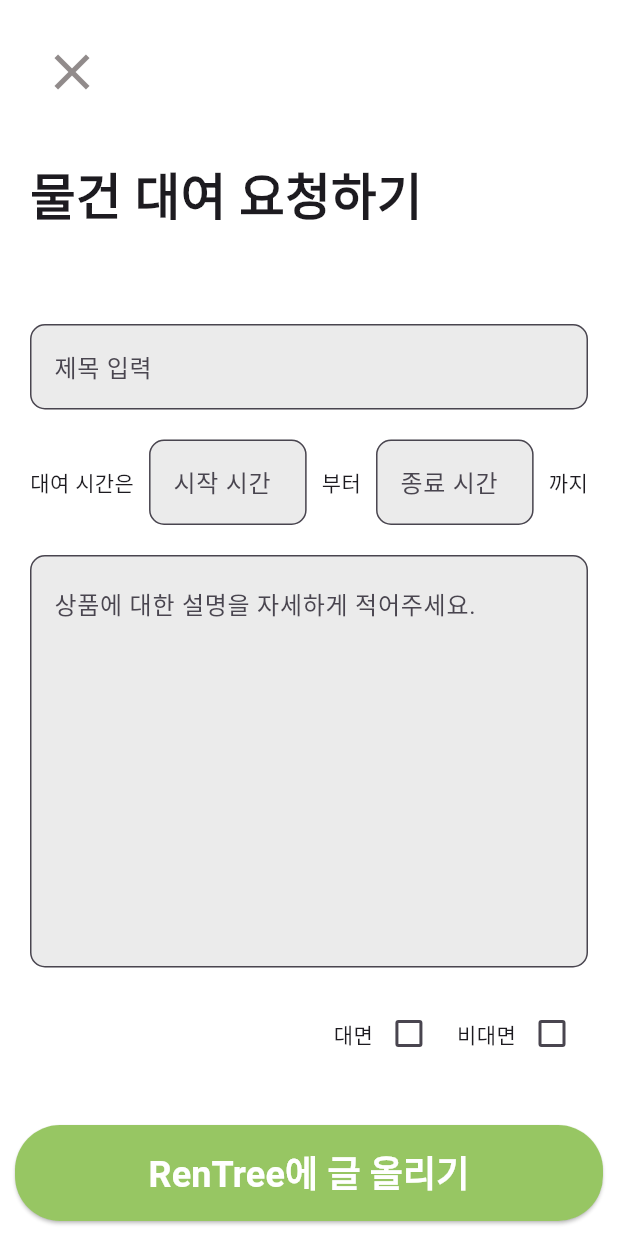
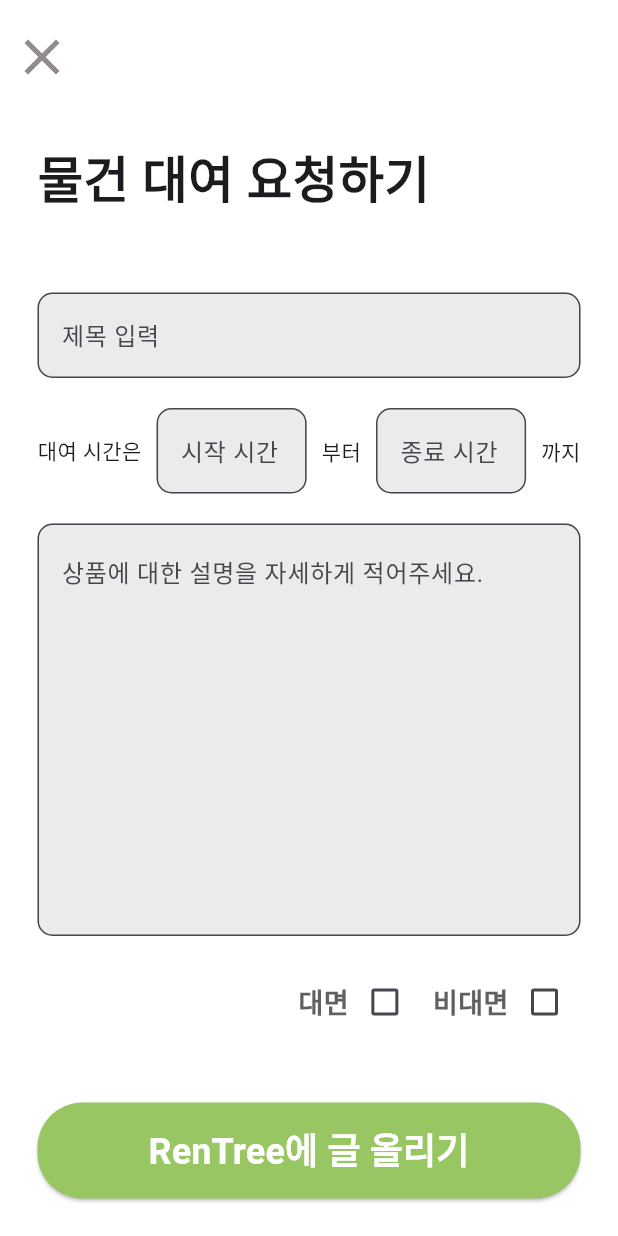
Before and after one commit to bkjm0824/RenTree, a Flutter app: the PostGiveScreen screen opened directly, on a phone screen of 412 x 824 dp. Run offline on Flutter 3.47's test engine with Material 3 defaults, Android fonts, the phone set to English and light mode, and no system bars.

Commit message:
글쓰기 페이지 UI 변경 및 버전 두가지 버튼 선택창 제작

```diff
--- a/lib/screen/post_give.dart
+++ b/lib/screen/post_give.dart
@@ -6,51 +6,43 @@ class PostGiveScreen extends StatefulWidget {
 }
 
 class _PostGiveScreenState extends State<PostGiveScreen> {
-  bool isFaceToFace = false; // 대면 여부 체크박스 상태
-  bool isNonFaceToFace = false; // 비대면 여부 체크박스 상태
+  bool isFaceToFace = false;
+  bool isNonFaceToFace = false;
 
   @override
   Widget build(BuildContext context) {
     return Scaffold(
-      backgroundColor: Colors.white, // 배경색 설정
+      resizeToAvoidBottomInset: false, // 키보드가 올라와도 레이아웃 변경 방지
+      backgroundColor: Colors.white,
       body: GestureDetector(
         onTap: () {
-          // 화면을 터치할 때 키보드를 내린다
-          FocusScope.of(context).unfocus();
+          FocusScope.of(context).unfocus(); // 화면 터치 시 키보드 내리기
         },
         child: SafeArea(
+          child: Stack(
+            children: [
+              Padding(
+                padding: const EdgeInsets.all(25.0),
                 child: Column(
                   children: [
                     Expanded(
                       child: SingleChildScrollView(
                         keyboardDismissBehavior:
-                      ScrollViewKeyboardDismissBehavior.onDrag, // 스크롤 시 키보드 내리기
-                  padding: const EdgeInsets.all(20.0), // 전체 여백 추가
+                            ScrollViewKeyboardDismissBehavior.onDrag,
                         child: Column(
                           crossAxisAlignment: CrossAxisAlignment.start,
                           children: [
-                      // 🔹 상단 X 아이콘 (뒤로가기)
-                      Align(
-                        alignment: Alignment.topLeft,
-                        child: IconButton(
-                          icon: Icon(Icons.close,
-                              size: 40, color: Color(0xff918B8B)), // X 아이콘
-                          onPressed: () {
-                            Navigator.pop(context); // 뒤로가기 기능
-                          },
-                        ),
-                      ),
-                      SizedBox(height: 30),
+                            SizedBox(height: 70),
 
                             // 🔹 큰 제목
                             Text(
                               '물건 대여 요청하기',
                               style: TextStyle(
-                          fontSize: 33, // 글씨 크기 키움
-                          fontWeight: FontWeight.bold, // 볼드 적용
+                                fontSize: 33,
+                                fontWeight: FontWeight.bold,
                               ),
                             ),
-                      SizedBox(height: 60),
+                            SizedBox(height: 50),
 
                             // 🔹 제목 입력 필드
                             TextField(
@@ -60,14 +52,14 @@ class _PostGiveScreenState extends State<PostGiveScreen> {
                                 hintText: '제목 입력',
                                 border: OutlineInputBorder(
                                   borderRadius: BorderRadius.circular(10),
-                            borderSide:
-                                BorderSide(width: 1, color: Color(0xFF888686)),
+                                  borderSide: BorderSide(
+                                      width: 1, color: Color(0xFF888686)),
                                 ),
                               ),
                             ),
                             SizedBox(height: 20),
 
-                      // 🔹 대여 시간 입력 필드 (두 개로 나누기)
+                            // 🔹 대여 시간 입력 필드
                             Row(
                               children: [
                                 Text("대여 시간은"),
@@ -109,14 +101,13 @@ class _PostGiveScreenState extends State<PostGiveScreen> {
                             ),
                             SizedBox(height: 20),
 
-                      // 🔹 본문 입력 필드 (항상 위쪽 정렬)
+                            // 🔹 본문 입력 필드
                             Container(
-                        height: 275, // 적절한 높이 설정
+                              height: 275,
                               child: TextField(
                                 maxLines: null,
                                 expands: true,
-                          textAlignVertical:
-                              TextAlignVertical.top, // 텍스트 항상 위쪽 정렬
+                                textAlignVertical: TextAlignVertical.top,
                                 decoration: InputDecoration(
                                   filled: true,
                                   fillColor: Color(0xffEBEBEB),
@@ -132,18 +123,32 @@ class _PostGiveScreenState extends State<PostGiveScreen> {
                             ),
                             SizedBox(height: 20),
 
-                      // 🔹 대면 / 비대면 체크박스 (오른쪽 정렬)
+                            // 🔹 대면 / 비대면 체크박스
                             Row(
-                        mainAxisAlignment: MainAxisAlignment.end, // 오른쪽 정렬
+                              mainAxisAlignment: MainAxisAlignment.end,
                               children: [
                                 Row(
                                   children: [
-                              Text('대면'),
+                                    Text(
+                                      '대면',
+                                      style: TextStyle(
+                                          fontSize: 18,
+                                          fontWeight: FontWeight.bold,
+                                          color: Color(0xff606060)),
+                                    ),
                                     Checkbox(
                                       value: isFaceToFace,
+                                      activeColor:
+                                          Color(0xff97C663), // 체크 색상 초록색
                                       onChanged: (bool? value) {
                                         setState(() {
-                                    isFaceToFace = value ?? false;
+                                          if (value == true) {
+                                            isFaceToFace = true;
+                                            isNonFaceToFace =
+                                                false; // 다른 체크박스 해제
+                                          } else {
+                                            isFaceToFace = false;
+                                          }
                                         });
                                       },
                                     ),
@@ -152,12 +157,25 @@ class _PostGiveScreenState extends State<PostGiveScreen> {
                                 SizedBox(width: 8),
                                 Row(
                                   children: [
-                              Text('비대면'),
+                                    Text(
+                                      '비대면',
+                                      style: TextStyle(
+                                          fontSize: 18,
+                                          fontWeight: FontWeight.bold,
+                                          color: Color(0xff606060)),
+                                    ),
                                     Checkbox(
                                       value: isNonFaceToFace,
+                                      activeColor:
+                                          Color(0xff97C663), // 체크 색상 초록색
                                       onChanged: (bool? value) {
                                         setState(() {
-                                    isNonFaceToFace = value ?? false;
+                                          if (value == true) {
+                                            isNonFaceToFace = true;
+                                            isFaceToFace = false; // 다른 체크박스 해제
+                                          } else {
+                                            isNonFaceToFace = false;
+                                          }
                                         });
                                       },
                                     ),
@@ -171,9 +189,9 @@ class _PostGiveScreenState extends State<PostGiveScreen> {
                       ),
                     ),
 
-              // 🔹 RenTree에 글 올리기 버튼 (화면 아래 고정)
+                    // 🔹 RenTree에 글 올리기 버튼 (키보드 영향 안 받게)
                     Container(
-                padding: EdgeInsets.symmetric(horizontal: 10, vertical: 10),
+                      // padding: EdgeInsets.symmetric(horizontal: 5, vertical: 1),
                       width: double.infinity,
                       child: ElevatedButton(
                         onPressed: () {
@@ -199,6 +217,21 @@ class _PostGiveScreenState extends State<PostGiveScreen> {
                   ],
                 ),
               ),
+
+              // 🔹 상단 X 아이콘 (왼쪽 끝으로 정렬)
+              Positioned(
+                top: 10,
+                left: 0, // 왼쪽 끝 정렬
+                child: IconButton(
+                  icon: Icon(Icons.close, size: 40, color: Color(0xff918B8B)),
+                  onPressed: () {
+                    Navigator.pop(context);
+                  },
+                ),
+              ),
+            ],
+          ),
+        ),
       ),
     );
   }
```
Also changed, not shown: lib/screen/home.dart (+52 -4 lines), lib/screen/post_request.dart (+238 -0 lines). Lines whose indentation alone changed are shown as unchanged.
